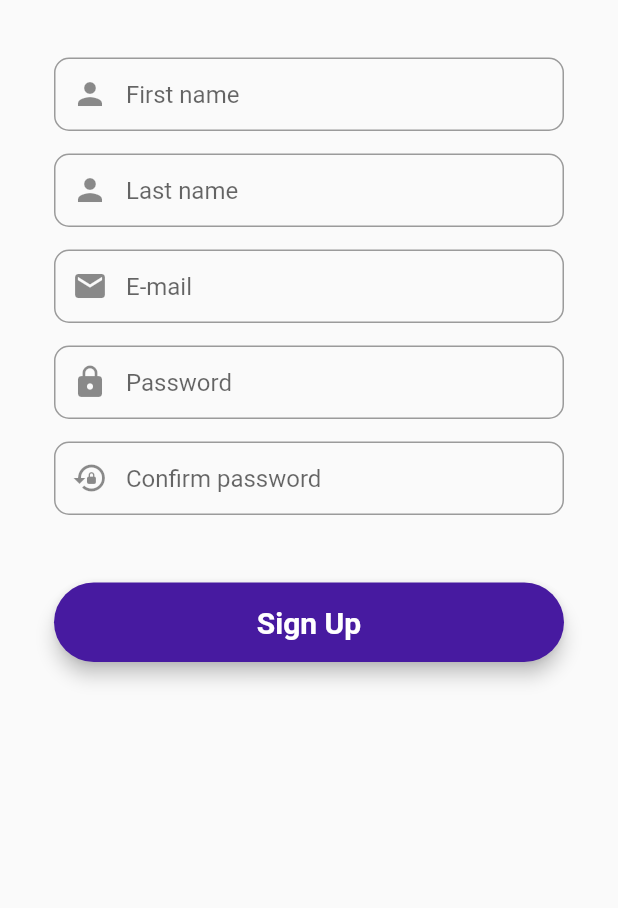
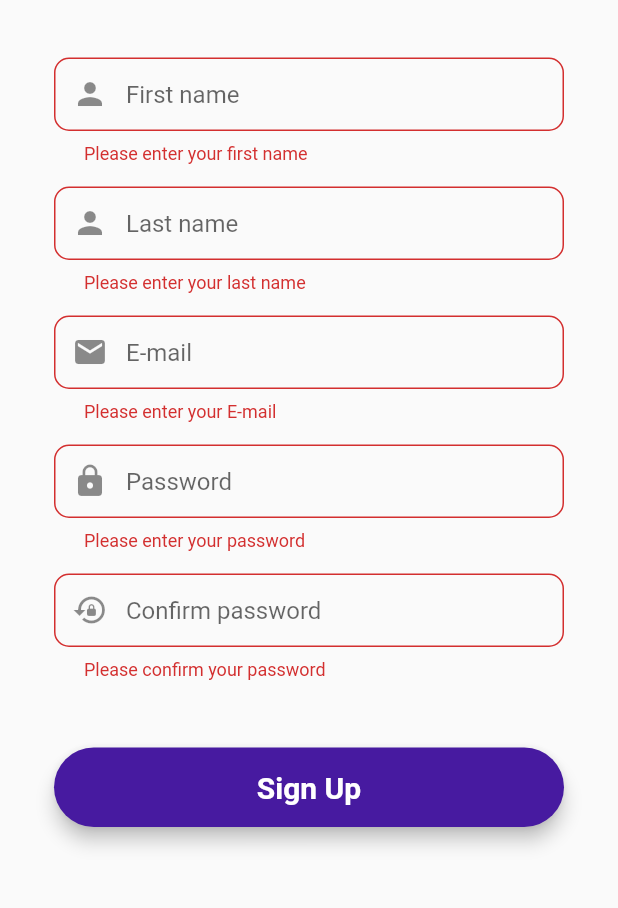
Before and after one commit to YunusEmreAkyildiz/smart_refrigerator_app, a Flutter app: the SignUpScreen screen opened directly, after a tap on "Sign Up", on a phone screen of 412 x 824 dp, the part 64-972 px from its top. Run offline on Flutter 3.47's test engine with Material 2 defaults, Android fonts, the phone set to English and light mode, and no system bars; our stand-ins replace cloud_firestore, firebase_auth, firebase_core, fluttertoast; accounts and stored records are empty.

Commit message:
Sign Up and Sign In services
Sign Up and Sign In services are completed.

```diff
--- a/lib/constants/colors.dart
+++ b/lib/constants/colors.dart
@@ -4,6 +4,8 @@ class AppColors {
   static const Color primaryAppColor = Color(0xff471AA0);
   static const Color appBackgroundColor = Color.fromARGB(255, 250, 250, 250);
   static const Color buttonTextColor = Colors.white;
+  static Color? toastErrorColor = Colors.red[900];
+  static Color? toastSuccessfulColor = Colors.green[700];
   static const MaterialColor appPrimarySwatch = MaterialColor(0xff471AA0, {
     50: Color.fromRGBO(71, 26, 160, .1),
     100: Color.fromRGBO(71, 26, 160, .2),
--- a/lib/constants/texts.dart
+++ b/lib/constants/texts.dart
@@ -3,3 +3,10 @@ class AppTexts {
   static const String signUpPageAppBarTitle = 'Join FridgeTracker Now!';
   static const String homeScreenAppBarTitle = 'Home';
 }
+
+class AppRegExps {
+  static RegExp emailRegExp =
+      RegExp(r'^[a-zA-Z0-9.]+@[a-zA-Z0-9]+\.[a-zA-Z]+$');
+  static RegExp passwordRegExp = RegExp(r'^.{6,}$');
+  static RegExp nameRegExp = RegExp(r'^.{3,}$');
+}
--- a/lib/main.dart
+++ b/lib/main.dart
@@ -23,6 +23,6 @@ class MyApp extends StatelessWidget {
           primarySwatch: AppColors.appPrimarySwatch,
           //bottomAppBarColor: AppColors.appPrimarySwatch,
         ),
-        home: HomeScreen());
+        home: SignInScreen());
   }
 }
--- a/lib/screens/sign_up_screen.dart
+++ b/lib/screens/sign_up_screen.dart
@@ -1,7 +1,9 @@
+import 'package:firebase_auth/firebase_auth.dart';
 import 'package:flutter/material.dart';
 import 'package:smart_refrigerator_app/constants/colors.dart';
 import 'package:smart_refrigerator_app/constants/styles.dart';
 import 'package:smart_refrigerator_app/constants/texts.dart';
+import 'package:smart_refrigerator_app/services/functions.dart';
 import 'package:smart_refrigerator_app/widgets/buttons.dart';
 import 'package:smart_refrigerator_app/widgets/text_widgets.dart';
 
@@ -23,28 +25,70 @@ class _SignUpScreenState extends State<SignUpScreen> {
   final TextEditingController confirmPasswordController =
       TextEditingController();
 
+  //Firebase Authentication
+  final _auth = FirebaseAuth.instance;
+
   @override
   Widget build(BuildContext context) {
     final nameField = textFormFieldWidget(false, false, firstNameController,
-        const Icon(Icons.person), "First name",
-        textInputAction: TextInputAction.next, inputType: TextInputType.name);
-    final surnameField = textFormFieldWidget(
+        const Icon(Icons.person), "First name", validator: (value) {
+      if (value!.isEmpty) {
+        return ('Please enter your first name');
+      }
+      if (!(AppRegExps.nameRegExp).hasMatch(value)) {
+        return ('Please enter a valid name with min. 3 characters');
+      }
+      return null;
+    }, textInputAction: TextInputAction.next, inputType: TextInputType.name);
+    final lastNameField = textFormFieldWidget(
         false, false, lastNameController, const Icon(Icons.person), "Last name",
-        textInputAction: TextInputAction.next, inputType: TextInputType.name);
+        validator: (value) {
+      if (value!.isEmpty) {
+        return ('Please enter your last name');
+      }
+      if (!(AppRegExps.nameRegExp).hasMatch(value)) {
+        return ('Please enter a valid name with min. 3 characters');
+      }
+      return null;
+    }, textInputAction: TextInputAction.next, inputType: TextInputType.name);
     final emailField = textFormFieldWidget(
         false, false, emailController, const Icon(Icons.mail), "E-mail",
+        validator: (value) {
+      if (value!.isEmpty) {
+        return ('Please enter your E-mail');
+      }
+      if (!(AppRegExps.emailRegExp).hasMatch(value)) {
+        return ('Please enter a valid E-mail adress');
+      }
+      return null;
+    },
         textInputAction: TextInputAction.next,
         inputType: TextInputType.emailAddress);
     final passwordField = textFormFieldWidget(
         false, true, passwordController, const Icon(Icons.lock), "Password",
-        textInputAction: TextInputAction.next);
+        validator: (value) {
+      if (value!.isEmpty) {
+        return ('Please enter your password');
+      }
+      if (!(AppRegExps.passwordRegExp).hasMatch(value)) {
+        return ('Please enter a valid password with min. 6 characters');
+      }
+      return null;
+    }, textInputAction: TextInputAction.next);
     final confirmPasswordField = textFormFieldWidget(
         false,
         true,
         confirmPasswordController,
         const Icon(Icons.lock_reset),
-        "Confirm password",
-        textInputAction: TextInputAction.done);
+        "Confirm password", validator: (value) {
+      if (value!.isEmpty) {
+        return ('Please confirm your password');
+      }
+      if (confirmPasswordController.text != passwordController.text) {
+        return ("Passwords don't match!");
+      }
+      return null;
+    }, textInputAction: TextInputAction.done);
     return Scaffold(
       appBar: AppBar(
         title: Text(
@@ -71,7 +115,7 @@ class _SignUpScreenState extends State<SignUpScreen> {
                 children: [
                   nameField,
                   const SizedBox(height: 15),
-                  surnameField,
+                  lastNameField,
                   const SizedBox(height: 15),
                   emailField,
                   const SizedBox(height: 15),
@@ -79,7 +123,17 @@ class _SignUpScreenState extends State<SignUpScreen> {
                   const SizedBox(height: 15),
                   confirmPasswordField,
                   const SizedBox(height: 45),
-                  AppButton(context, 'Sign Up', () {}),
+                  appButton(context, 'Sign Up', () {
+                    signUp(
+                        emailController.text,
+                        passwordController.text,
+                        firstNameController.text,
+                        lastNameController.text,
+                        _formKey.currentState,
+                        _formKey,
+                        _auth,
+                        context);
+                  }),
                   const SizedBox(height: 15),
                 ],
               ),
--- /dev/null
+++ b/lib/services/functions.dart
@@ -0,0 +1,125 @@
+import 'package:cloud_firestore/cloud_firestore.dart';
+import 'package:firebase_auth/firebase_auth.dart';
+import 'package:flutter/material.dart';
+import 'package:fluttertoast/fluttertoast.dart';
+import 'package:smart_refrigerator_app/constants/colors.dart';
+import 'package:smart_refrigerator_app/model/user_model.dart';
+import 'package:smart_refrigerator_app/screens/home_screen.dart';
+
+Future signIn(String email, String password, FormState? currentState, formKey,
+    FirebaseAuth auth, BuildContext context) async {
+  String? errorMessage;
+  if (formKey.currentState!.validate()) {
+    try {
+      await auth
+          .signInWithEmailAndPassword(email: email, password: password)
+          .then((userId) => {
+                Fluttertoast.showToast(
+                    msg: 'Login successful',
+                    backgroundColor: AppColors.primaryAppColor),
+                Navigator.of(context).pushReplacement(
+                    MaterialPageRoute(builder: (context) => HomeScreen())),
+              });
+    } on FirebaseAuthException catch (error) {
+      switch (error.code) {
+        case "invalid-email":
+          errorMessage = "Your E-mail address appears to be malformed.";
+          break;
+        case "wrong-password":
+          errorMessage = "Wrong password";
+          break;
+        case "user-not-found":
+          errorMessage = "User with this E-mail doesn't exist.";
+          break;
+        case "user-disabled":
+          errorMessage = "User with this E-mail has been disabled.";
+          break;
+        case "too-many-requests":
+          errorMessage = "Too many requests";
+          break;
+        case "operation-not-allowed":
+          errorMessage = "Signing in with E-mail and Password is not enabled.";
+          break;
+        default:
+          errorMessage = "An undefined Error happened.";
+      }
+      Fluttertoast.showToast(
+          msg: errorMessage,
+          backgroundColor: AppColors.toastErrorColor,
+          toastLength: Toast.LENGTH_LONG);
+      debugPrint(error.code);
+    }
+  }
+}
+
+Future signUp(
+    String email,
+    String password,
+    String firstName,
+    String lastName,
+    FormState? currentState,
+    formKey,
+    FirebaseAuth auth,
+    BuildContext context) async {
+  String? errorMessage;
+  if (formKey.currentState!.validate()) {
+    try {
+      await auth
+          .createUserWithEmailAndPassword(email: email, password: password)
+          .then((value) =>
+              {postDetailsToFirestore(auth, firstName, lastName, context)})
+          .catchError((e) {
+        Fluttertoast.showToast(msg: e!.message);
+      });
+    } on FirebaseAuthException catch (error) {
+      switch (error.code) {
+        case "invalid-email":
+          errorMessage = "Your email address appears to be malformed.";
+          break;
+        case "wrong-password":
+          errorMessage = "Your password is wrong.";
+          break;
+        case "user-not-found":
+          errorMessage = "User with this email doesn't exist.";
+          break;
+        case "user-disabled":
+          errorMessage = "User with this email has been disabled.";
+          break;
+        case "too-many-requests":
+          errorMessage = "Too many requests";
+          break;
+        case "operation-not-allowed":
+          errorMessage = "Signing in with Email and Password is not enabled.";
+          break;
+        default:
+          errorMessage = "An undefined Error happened.";
+      }
+      Fluttertoast.showToast(msg: errorMessage);
+      debugPrint(error.code);
+    }
+  }
+}
+
+postDetailsToFirestore(FirebaseAuth auth, String firstName, String lastName,
+    BuildContext context) async {
+  FirebaseFirestore firebaseFirestore = FirebaseFirestore.instance;
+  User? user = auth.currentUser;
+
+  UserModel userModel = UserModel();
+
+  userModel.email = user!.email;
+  userModel.userId = user.uid;
+  userModel.firstName = firstName;
+  userModel.lastName = lastName;
+
+  await firebaseFirestore
+      .collection("users")
+      .doc(user.uid)
+      .set(userModel.toMap());
+  Fluttertoast.showToast(
+      msg: "Account created successfully",
+      backgroundColor: AppColors.toastSuccessfulColor);
+
+  Navigator.pushAndRemoveUntil((context),
+      MaterialPageRoute(builder: (context) => HomeScreen()), (route) => false);
+}
--- a/lib/widgets/buttons.dart
+++ b/lib/widgets/buttons.dart
@@ -1,7 +1,7 @@
 import 'package:flutter/material.dart';
 import 'package:smart_refrigerator_app/constants/colors.dart';
 
-Material AppButton(BuildContext context, String text, Function()? onPressed) {
+Material appButton(BuildContext context, String text, Function()? onPressed) {
   return Material(
     elevation: 5,
     borderRadius: BorderRadius.circular(30),
--- a/lib/widgets/text_widgets.dart
+++ b/lib/widgets/text_widgets.dart
@@ -3,7 +3,9 @@ import 'package:smart_refrigerator_app/constants/colors.dart';
 
 Widget textFormFieldWidget(bool autofocusEnable, bool isPasswordType,
     TextEditingController controller, Icon prefixIcon, String hintText,
-    {TextInputAction? textInputAction, TextInputType? inputType}) {
+    {String? Function(String?)? validator,
+    TextInputAction? textInputAction,
+    TextInputType? inputType}) {
   return TextFormField(
     cursorColor: AppColors.primaryAppColor,
     autofocus: autofocusEnable,
@@ -14,6 +16,7 @@ Widget textFormFieldWidget(bool autofocusEnable, bool isPasswordType,
       controller.text = newValue!;
     },
     textInputAction: textInputAction ?? TextInputAction.none,
+    validator: validator,
     decoration: InputDecoration(
       prefixIcon: prefixIcon,
       contentPadding: const EdgeInsets.fromLTRB(20, 15, 20, 15),
--- a/pubspec.yaml
+++ b/pubspec.yaml
@@ -38,6 +38,8 @@ dependencies:
   cupertino_icons: ^1.0.2
   firebase_core: ^2.6.1
   cloud_firestore: ^4.4.2
+  firebase_auth: ^4.4.2
+  fluttertoast: ^8.2.1
 
 dev_dependencies:
   flutter_test:
```
Also changed, not shown: lib/model/user_model.dart (added, +28 -0 lines), lib/screens/sign_in_screen.dart (+30 -3 lines), lib/constants/styles.dart (line endings or trailing spaces), pubspec.lock, 2 other files.
